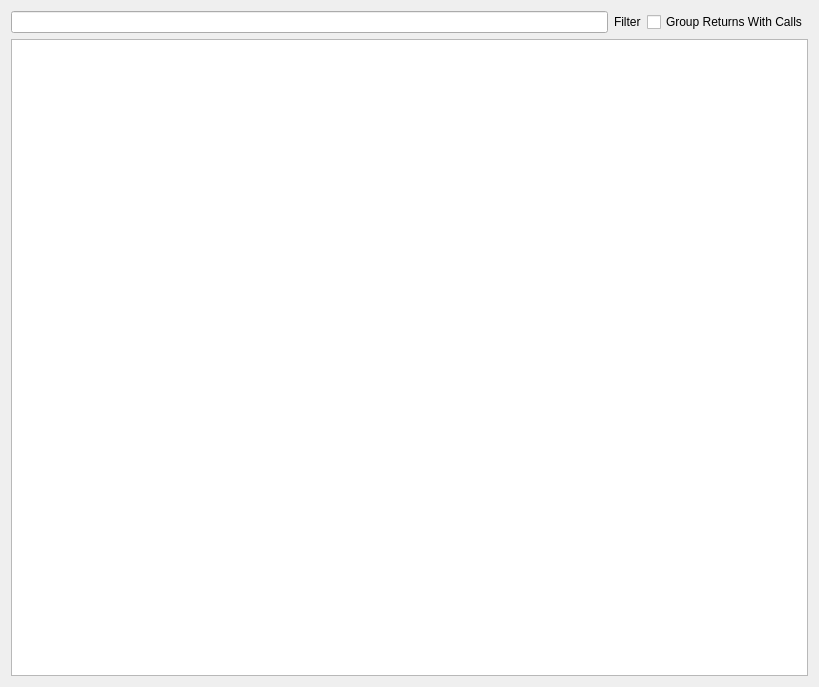
KDE/dferry, file utilities/dselrigpart/mainwidget.ui: the form before one commit.
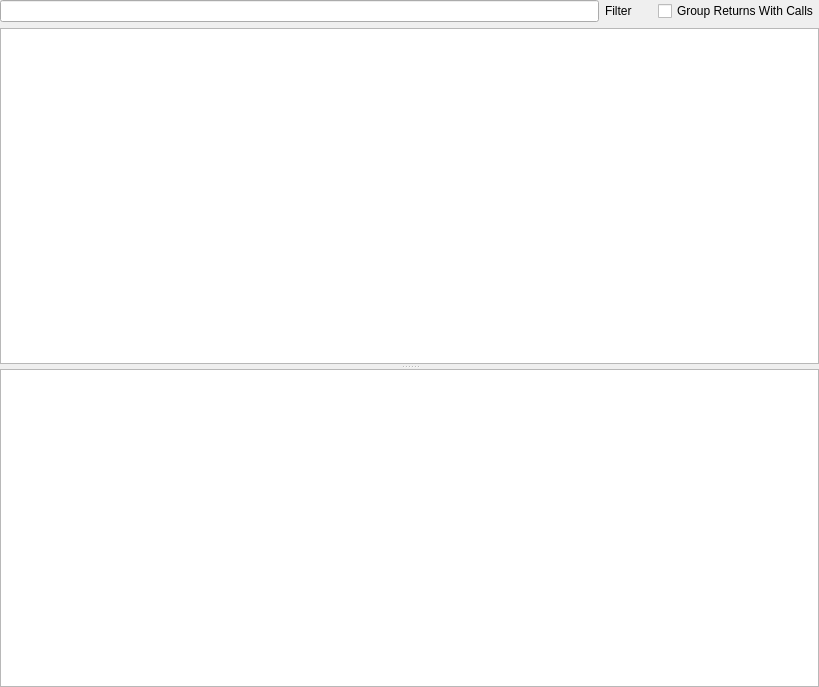
The form after the commit.

Commit message:
Add a second view to show message arguments.
Using a QStandardItemModel for the argument data because its tree
structure fits the data nicely, and it never carries a huge amount of
data so no memory optimization is needed.

What changed in the file:
```diff
--- a/utilities/dselrigpart/mainwidget.ui
+++ b/utilities/dselrigpart/mainwidget.ui
@@ -13,9 +13,34 @@
   <property name="windowTitle">
    <string>Form</string>
   </property>
+  <layout class="QVBoxLayout" name="verticalLayout_2">
+   <property name="spacing">
+    <number>0</number>
+   </property>
+   <property name="margin">
+    <number>0</number>
+   </property>
+   <item>
+    <widget class="QSplitter" name="splitter">
+     <property name="lineWidth">
+      <number>0</number>
+     </property>
+     <property name="orientation">
+      <enum>Qt::Vertical</enum>
+     </property>
+     <property name="handleWidth">
+      <number>5</number>
+     </property>
+     <widget class="QWidget" name="">
   <layout class="QVBoxLayout" name="verticalLayout">
+       <property name="spacing">
+        <number>-1</number>
+       </property>
    <item>
     <layout class="QHBoxLayout" name="horizontalLayout">
+         <property name="spacing">
+          <number>-1</number>
+         </property>
      <item>
       <widget class="QLineEdit" name="filterText"/>
      </item>
@@ -26,6 +51,22 @@
        </property>
       </widget>
      </item>
+         <item>
+          <spacer name="horizontalSpacer">
+           <property name="orientation">
+            <enum>Qt::Horizontal</enum>
+           </property>
+           <property name="sizeType">
+            <enum>QSizePolicy::Fixed</enum>
+           </property>
+           <property name="sizeHint" stdset="0">
+            <size>
+             <width>20</width>
+             <height>0</height>
+            </size>
+           </property>
+          </spacer>
+         </item>
      <item>
       <widget class="QCheckBox" name="groupCheckbox">
        <property name="text">
@@ -37,6 +78,11 @@
    </item>
    <item>
     <widget class="QTreeView" name="messageList"/>
+       </item>
+      </layout>
+     </widget>
+     <widget class="QTreeView" name="argumentList"/>
+    </widget>
    </item>
   </layout>
  </widget>
```
Lines whose indentation alone changed are shown as unchanged. The commit also changes 3 other files.
